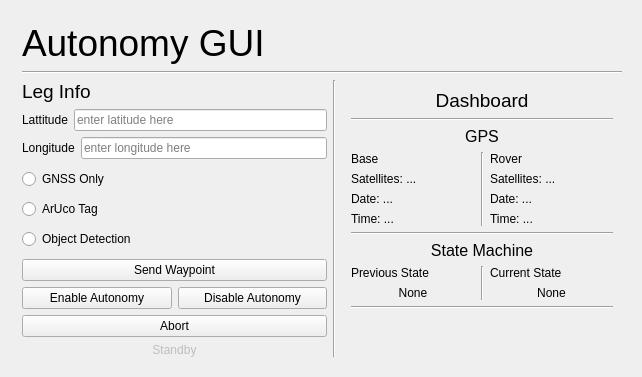
The window that mars_ws/src/autonomy/autonomy_gui.ui (BYUMarsRover/Autonomy-ROS2) describes before a commit, drawn with Qt 5.
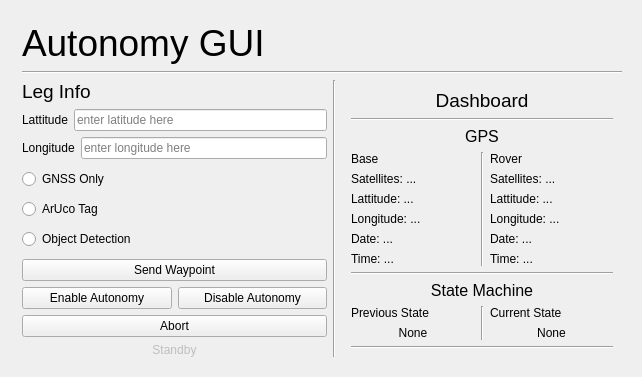
The same window after the commit.

Commit message: FEAT: added lat lon to Dashboard

Patch:
```diff
--- a/mars_ws/src/autonomy/autonomy_gui.ui
+++ b/mars_ws/src/autonomy/autonomy_gui.ui
@@ -379,6 +379,22 @@
                   </property>
                  </widget>
                 </item>
+                <!-- Base Lattitude Item -->
+                <item>
+                 <widget class="QLabel" name="BaseLat">
+                  <property name="text">
+                   <string>Lattitude: ...</string>
+                  </property>
+                 </widget>
+                </item>
+                <!-- Base Longitude Item -->
+                <item>
+                 <widget class="QLabel" name="BaseLon">
+                  <property name="text">
+                   <string>Longitude: ...</string>
+                  </property>
+                 </widget>
+                </item>
                 <!-- Base Date and Time Items -->
                 <item>
                  <widget class="QLabel" name="BaseDate">
@@ -423,6 +439,22 @@
                   </property>
                  </widget>
                 </item>
+                <!-- Rover Lattitude Item -->
+                <item>
+                 <widget class="QLabel" name="RoverLat">
+                  <property name="text">
+                   <string>Lattitude: ...</string>
+                  </property>
+                 </widget>
+                </item>
+                <!-- Rover Longitude Item -->
+                <item>
+                 <widget class="QLabel" name="RoverLon">
+                  <property name="text">
+                   <string>Longitude: ...</string>
+                  </property>
+                 </widget>
+                </item>
                 <!-- Rover Date and Time Items -->
                 <item>
                  <widget class="QLabel" name="RoverDate">
```
